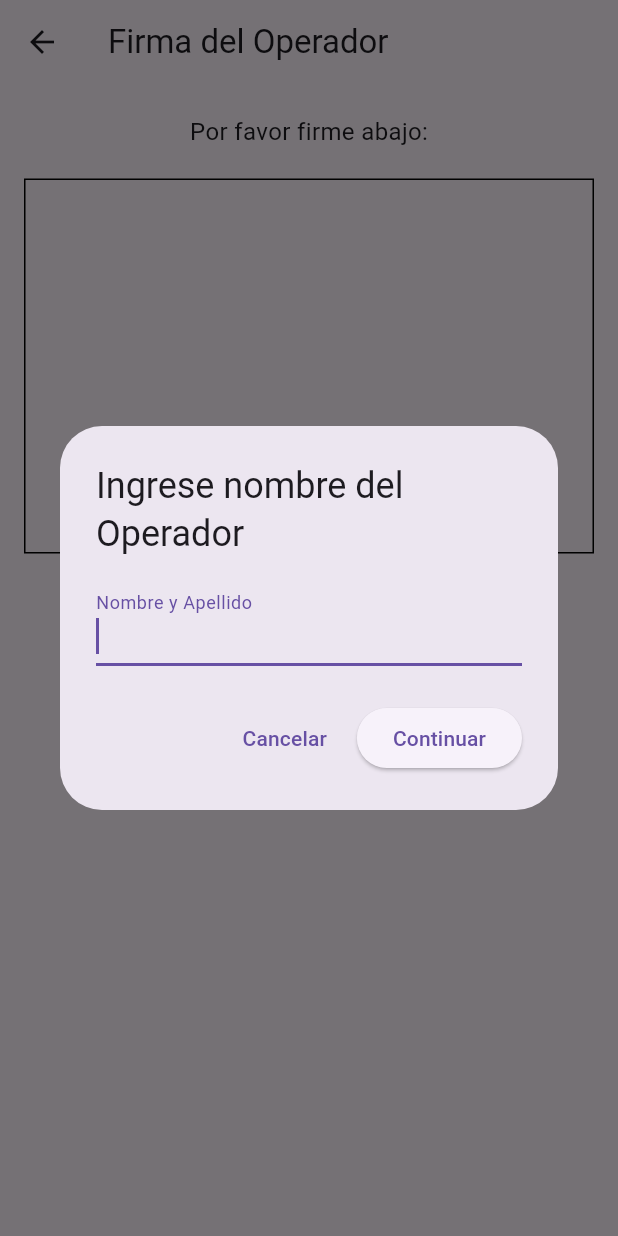
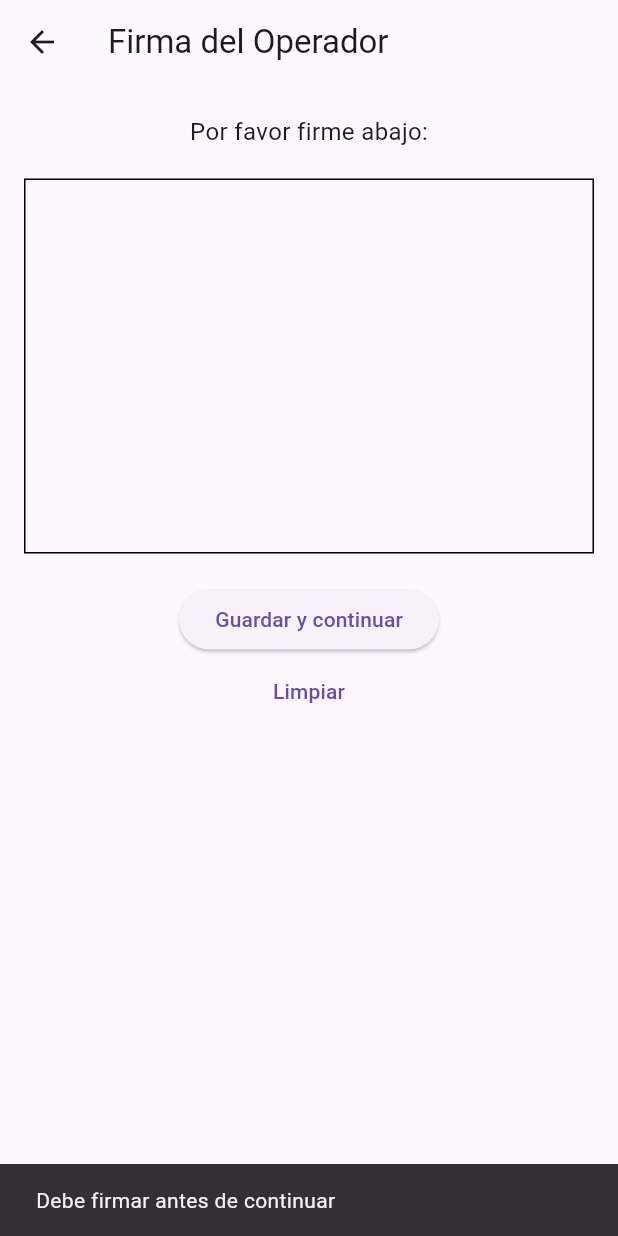
Before and after one commit to mario8799/mudanza_inventario, a Flutter app: the FirmaOperadorScreen screen opened directly with empty values, after a tap on "Guardar y continuar", on a phone screen of 412 x 824 dp. Run offline on Flutter 3.47's test engine with Material 3 defaults, Android fonts, the phone set to English and light mode, and no system bars; drawn by our look-alikes of signature; our stand-ins replace pdf, printing, sqflite; accounts and stored records are empty.

Commit message:
Reparaciones esteticas

```diff
--- a/lib/models/inventario.dart
+++ b/lib/models/inventario.dart
@@ -52,6 +52,7 @@
       'id': id,
       'uuid': uuid,
       'numeroInventario': numeroInventario,
+      'nombreOperador': nombreOperador,
       'nombreCliente': nombreCliente,
       'apellidoCliente': apellidoCliente,
       'telefonoCliente': telefonoCliente,
--- a/lib/screens/firma_operador_screen.dart
+++ b/lib/screens/firma_operador_screen.dart
@@ -22,63 +22,12 @@
   String? nombreOperadorFirma;
   final GlobalKey _repaintKey = GlobalKey();
 
-  @override
-  void initState() {
-  super.initState();
-  WidgetsBinding.instance.addPostFrameCallback((_) async {
-    final nombre = await solicitarNombreFirma(
-      context,
-      "Ingrese nombre del Operador",
-    );
-
-    if (nombre == null) {
-      Navigator.pop(context);
-    } else {
-      setState(() {
-        nombreOperadorFirma = nombre;
-      });
-    }
-  });
-}
-
   final SignatureController _controller = SignatureController(
     penStrokeWidth: 3,
     penColor: Colors.black,
     exportBackgroundColor: Colors.transparent,
   );
 
-  Future<String?> solicitarNombreFirma(BuildContext context, String titulo) async {
-  TextEditingController controller = TextEditingController();
-
-  return await showDialog<String>(
-    context: context,
-    builder: (context) {
-      return AlertDialog(
-        title: Text(titulo),
-        content: TextField(
-          controller: controller,
-          decoration: const InputDecoration(
-            labelText: "Nombre y Apellido",
-          ),
-        ),
-        actions: [
-          TextButton(
-            onPressed: () => Navigator.pop(context),
-            child: const Text("Cancelar"),
-          ),
-          ElevatedButton(
-            onPressed: () {
-              if (controller.text.trim().isNotEmpty) {
-                Navigator.pop(context, controller.text.trim());
-              }
-            },
-            child: const Text("Continuar"),
-          ),
-        ],
-      );
-    },
-  );
-}
 
 
   Future<void> guardarFirma() async {
--- a/lib/services/pdf_generator_service.dart
+++ b/lib/services/pdf_generator_service.dart
@@ -80,7 +80,7 @@
   fechaInventario: fechaInventario,
   firmaOperador: inventario['firmaOperador'] as Uint8List?,
   firmaCliente: inventario['firmaCliente'] as Uint8List?,
-  nombreOperador: inventario['nombreOperador']?.toString() ?? '',
+  nombreOperador: inventario['nombreOperador']?.toString() ?? 'N/A',
 );
 
 }
@@ -122,7 +122,7 @@
   fechaInventario: fechaInventario,
   firmaOperador: inventario['firmaOperador'] as Uint8List?,
   firmaCliente: inventario['firmaCliente'] as Uint8List?,
-  nombreOperador: inventario['nombreOperador']?.toString() ?? '',
+  nombreOperador: inventario['nombreOperador']?.toString() ?? 'N/A',
 );
 
 }
@@ -162,6 +162,6 @@
   fechaInventario: fechaInventario,
   firmaOperador: inventario['firmaOperador'] as Uint8List?,
   firmaCliente: inventario['firmaCliente'] as Uint8List?,
-  nombreOperador: inventario['nombreOperador']?.toString() ?? '',
+  nombreOperador: inventario['nombreOperador']?.toString() ?? 'N/A',
 );
 }
```
Also changed, not shown: lib/screens/create_inventario_screen.dart (+0 -12 lines), lib/screens/firma_cliente_screen.dart (+0 -54 lines), lib/services/pdf_service.dart (+33 -6 lines).
